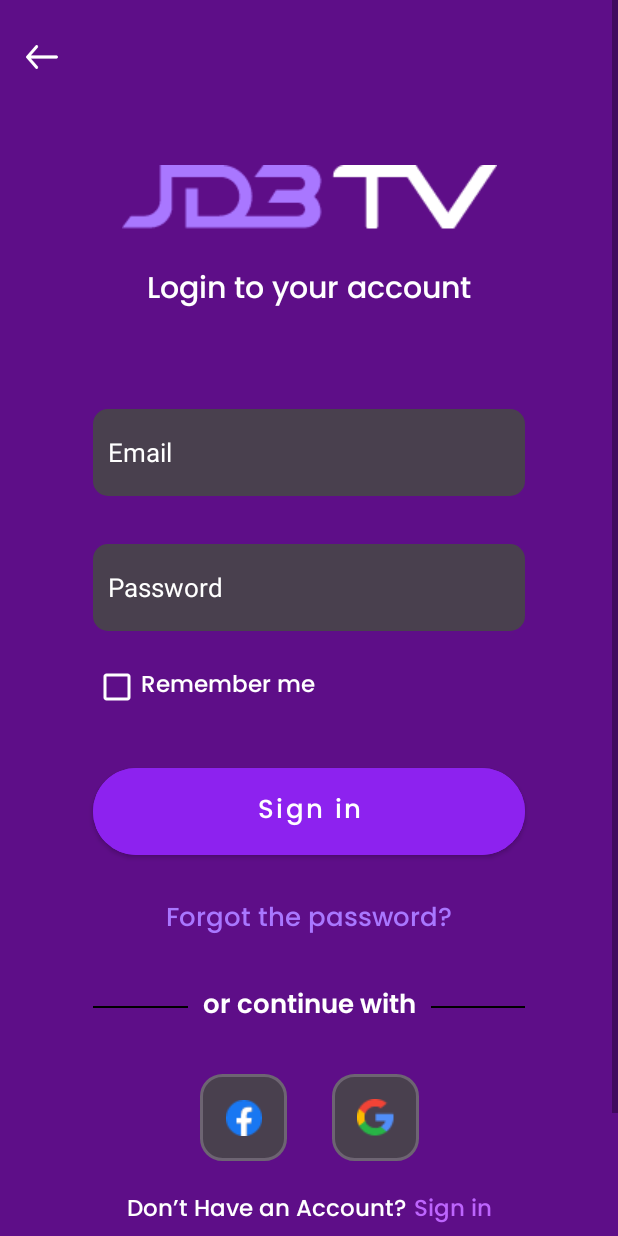
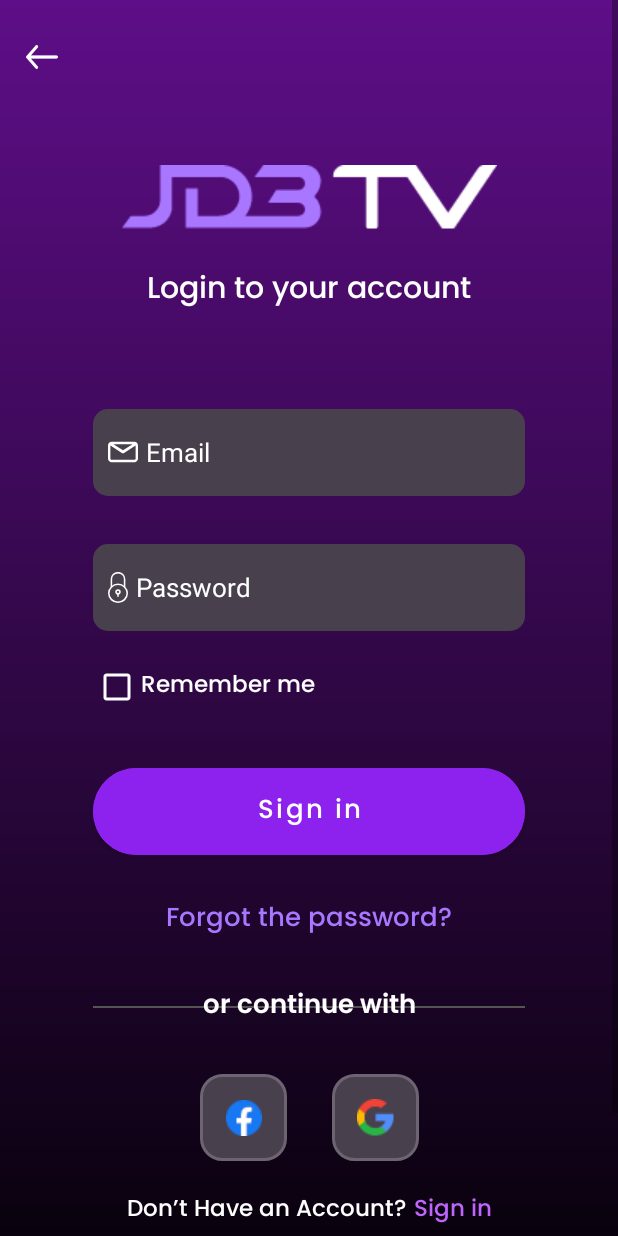
Before and after one commit to abdelkawi/JD3TVPlayground, an Android app built with Jetpack Compose: the LoginActivity screen opened directly, with no data from a screen before it, on a phone screen of 412 x 824 dp. Run offline under Robolectric (Android 15) with nearby library versions, the phone set to English and light mode, and no system bars; our stand-ins replace Dagger/Hilt's generated code.

Commit message:
login UI

```diff
--- /dev/null
+++ b/app/src/main/res/drawable/ic_email.xml
@@ -0,0 +1,9 @@
+<vector xmlns:android="http://schemas.android.com/apk/res/android"
+    android:width="20dp"
+    android:height="20dp"
+    android:viewportWidth="75.294"
+    android:viewportHeight="75.294">
+  <path
+      android:fillColor="#FF000000"
+      android:pathData="M66.097,12.089h-56.9C4.126,12.089 0,16.215 0,21.286v32.722c0,5.071 4.126,9.197 9.197,9.197h56.9c5.071,0 9.197,-4.126 9.197,-9.197V21.287C75.295,16.215 71.169,12.089 66.097,12.089zM61.603,18.089L37.647,33.523L13.691,18.089H61.603zM66.097,57.206h-56.9C7.434,57.206 6,55.771 6,54.009V21.457l29.796,19.16c0.04,0.025 0.083,0.042 0.124,0.065c0.043,0.024 0.087,0.047 0.131,0.069c0.231,0.119 0.469,0.215 0.712,0.278c0.025,0.007 0.05,0.01 0.075,0.016c0.267,0.063 0.537,0.102 0.807,0.102c0.001,0 0.002,0 0.002,0c0.002,0 0.003,0 0.004,0c0.27,0 0.54,-0.038 0.807,-0.102c0.025,-0.006 0.05,-0.009 0.075,-0.016c0.243,-0.063 0.48,-0.159 0.712,-0.278c0.044,-0.022 0.088,-0.045 0.131,-0.069c0.041,-0.023 0.084,-0.04 0.124,-0.065l29.796,-19.16v32.551C69.295,55.771 67.86,57.206 66.097,57.206z"/>
+</vector>
--- /dev/null
+++ b/app/src/main/res/drawable/ic_passwprd_icon.xml
@@ -0,0 +1,34 @@
+<vector xmlns:android="http://schemas.android.com/apk/res/android"
+    android:width="13dp"
+    android:height="20.714dp"
+    android:viewportWidth="13"
+    android:viewportHeight="20.714">
+  <path
+      android:strokeWidth="1"
+      android:pathData="M6.5,14.214m-6,0a6,6 0,1 1,12 0a6,6 0,1 1,-12 0"
+      android:strokeLineJoin="round"
+      android:fillColor="#00000000"
+      android:strokeColor="#fff"
+      android:strokeLineCap="round"/>
+  <path
+      android:strokeWidth="1"
+      android:pathData="M2.214,10.0229v-5.237a4.286,4.286 0,1 1,8.571 0v5.237"
+      android:strokeLineJoin="round"
+      android:fillColor="#00000000"
+      android:strokeColor="#fff"
+      android:strokeLineCap="round"/>
+  <path
+      android:strokeWidth="1"
+      android:pathData="M6.5,14.214L6.5,16.214"
+      android:strokeLineJoin="round"
+      android:fillColor="#00000000"
+      android:strokeColor="#fff"
+      android:strokeLineCap="round"/>
+  <path
+      android:strokeWidth="1"
+      android:pathData="M6.5,13.357m-1.286,0a1.286,1.286 0,1 1,2.572 0a1.286,1.286 0,1 1,-2.572 0"
+      android:strokeLineJoin="round"
+      android:fillColor="#00000000"
+      android:strokeColor="#fff"
+      android:strokeLineCap="round"/>
+</vector>
--- /dev/null
+++ b/app/src/main/res/drawable/login_gradient.xml
@@ -0,0 +1,8 @@
+<?xml version="1.0" encoding="utf-8"?>
+<shape xmlns:android="http://schemas.android.com/apk/res/android">
+    <gradient
+        android:type="linear"
+        android:angle="-90"
+        android:startColor="@color/indigo"
+        android:endColor="@color/black" />
+</shape>
--- a/app/src/main/res/layout/activity_login.xml
+++ b/app/src/main/res/layout/activity_login.xml
@@ -7,7 +7,8 @@
 
     <androidx.constraintlayout.widget.ConstraintLayout
         android:layout_width="match_parent"
-        android:layout_height="wrap_content">
+        android:layout_height="wrap_content"
+        android:background="@drawable/login_gradient">
 
         <ImageView
             android:id="@+id/backImg"
@@ -52,6 +53,9 @@
             android:layout_marginTop="62dp"
             android:background="@drawable/login_edit_text_bg"
             android:hint="@string/email"
+            android:drawableStart="@drawable/ic_email"
+            android:drawableTint="@color/white"
+            android:drawablePadding="5dp"
             android:singleLine="true"
             android:paddingStart="10dp"
             android:paddingEnd="10dp"
@@ -74,6 +78,8 @@
             android:hint="@string/password"
             android:paddingStart="10dp"
             android:paddingEnd="10dp"
+            android:drawableStart="@drawable/ic_passwprd_icon"
+            android:drawablePadding="5dp"
             android:singleLine="true"
             android:gravity="center_vertical|start"
             android:textColor="@color/white"
@@ -133,7 +139,7 @@
         <View
             android:layout_width="0dp"
             android:layout_height="1dp"
-            android:background="@color/black"
+            android:background="@color/davyGray"
             app:layout_constraintBottom_toBottomOf="@+id/continueTV"
             app:layout_constraintEnd_toEndOf="@+id/signInBtn"
             app:layout_constraintStart_toStartOf="@+id/signInBtn"
@@ -146,7 +152,7 @@
             android:layout_marginTop="18dp"
             android:fontFamily="@font/poppins_semibold"
             android:padding="10dp"
-            android:background="@color/indigo"
+            android:background="@android:color/transparent"
             android:text="@string/continue_with"
             android:textColor="@color/white"
             android:textSize="17sp"
```
